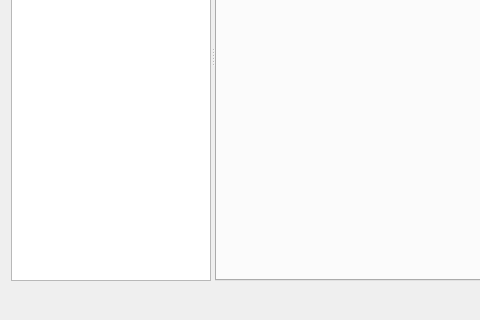
This is vclib/render/src/vclib/qt/gui/settings_dialog.ui in cnr-isti-vclab/vclib as Qt 5 draws it before an edit; both pictures show x 0 to 480 and y 180 to 500 of the 800 by 500 pixel window. The edited form follows.
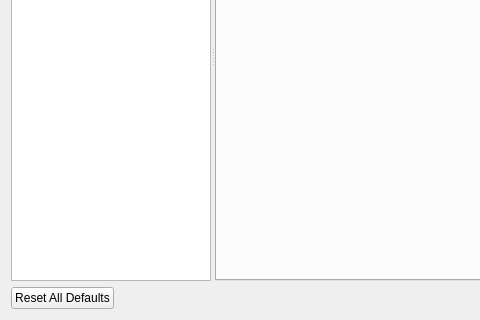
This is the edited form.

Commit message: [render] "Reset All Defaults" button

```diff
--- a/vclib/render/src/vclib/qt/gui/settings_dialog.ui
+++ b/vclib/render/src/vclib/qt/gui/settings_dialog.ui
@@ -67,7 +67,13 @@
    </item>
    <item>
     <layout class="QHBoxLayout" name="horizontalLayout">
-
+     <item>
+      <widget class="QPushButton" name="resetAllDefaultsButton">
+       <property name="text">
+        <string>Reset All Defaults</string>
+       </property>
+      </widget>
+     </item>
      <item>
       <spacer name="horizontalSpacer">
        <property name="orientation">
```
The commit also changes 3 other files.
